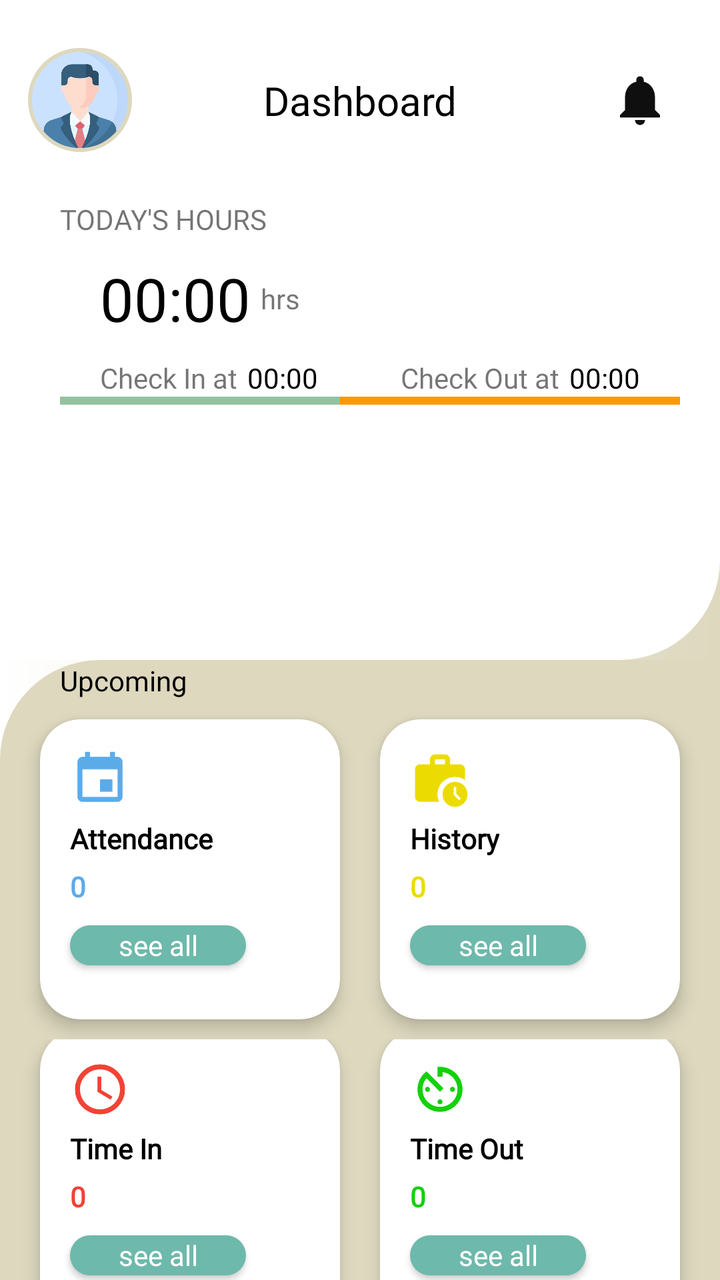
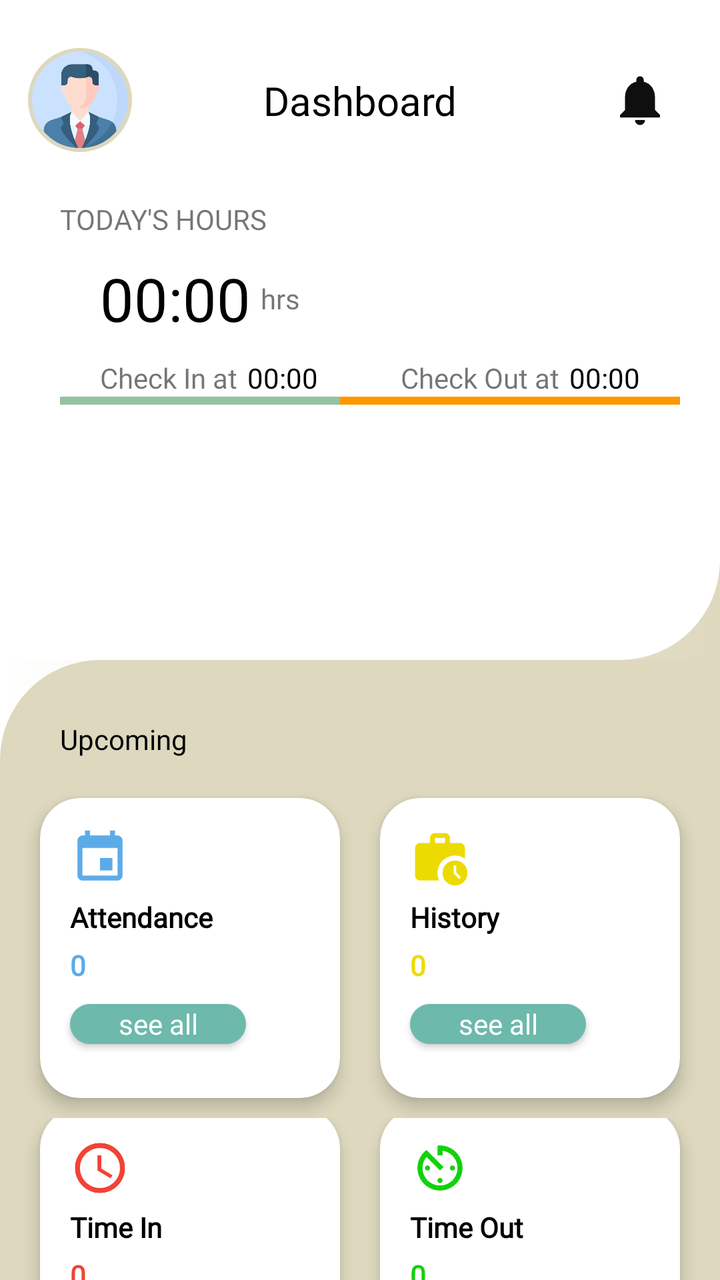

Two renders of the same Android screen: before a commit and after it. Below are the layout's source before the change and the commit's diff.
<!-- AndroidManifest.xml: application theme Theme.CDMRollHub -->
<!-- res/layout/fragment_home.xml -->
<?xml version="1.0" encoding="utf-8"?>
<FrameLayout xmlns:android="http://schemas.android.com/apk/res/android"
    xmlns:tools="http://schemas.android.com/tools"
    android:layout_width="match_parent"
    android:layout_height="match_parent"
    xmlns:app="http://schemas.android.com/apk/res-auto"
    tools:context=".dashboard.Home">

    <RelativeLayout
        android:layout_width="match_parent"
        android:layout_height="match_parent"
        android:background="@drawable/dashboard_middle_background">

        <LinearLayout
            android:id="@+id/top_background"
            android:layout_width="match_parent"
            android:layout_height="330dp"
            android:background="@drawable/dashboard_top_background"
            android:layout_alignParentTop="true"
            android:gravity="center"
            android:orientation="vertical">

            <LinearLayout
                android:layout_width="match_parent"
                android:layout_height="match_parent"
                android:orientation="vertical">

                <androidx.constraintlayout.widget.ConstraintLayout
                    android:layout_width="match_parent"
                    android:layout_height="wrap_content"
                    android:layout_marginTop="20dp">

                    <com.google.android.material.imageview.ShapeableImageView
                        android:id="@+id/profilePic"
                        android:layout_width="60dp"
                        android:layout_height="60dp"
                        android:layout_marginStart="10dp"
                        android:clickable="true"
                        android:focusable="true"
                        android:padding="5dp"
                        android:scaleType="centerCrop"
                        android:src="@drawable/profile_icon"
                        app:layout_constraintStart_toStartOf="parent"
                        app:layout_constraintTop_toTopOf="parent"
                        app:layout_constraintBottom_toBottomOf="parent"
                        app:shapeAppearanceOverlay="@style/circular"
                        app:strokeColor="@color/brown"
                        app:strokeWidth="2dp"
                        tools:ignore="SpeakableTextPresentCheck" />

                    <TextView
                        android:id="@+id/dashboardNameText"
                        android:layout_width="wrap_content"
                        android:layout_height="wrap_content"
                        android:text="Dashboard"
                        android:fontFamily="@font/poppins_bold"
                        android:textColor="@color/black"
                        android:textSize="20dp"
                        android:layout_marginStart="10dp"
                        android:layout_marginEnd="10dp"
                        app:layout_constraintTop_toTopOf="parent"
                        app:layout_constraintBottom_toBottomOf="parent"
                        app:layout_constraintStart_toEndOf="@+id/profilePic"
                        app:layout_constraintEnd_toStartOf="@+id/notificationBttn"/>

                    <ImageView
                        android:id="@+id/notificationBttn"
                        android:layout_width="60dp"
                        android:layout_height="30dp"
                        android:src="@drawable/baseline_notifications_24"
                        app:layout_constraintTop_toTopOf="parent"
                        app:layout_constraintBottom_toBottomOf="parent"
                        app:layout_constraintEnd_toEndOf="parent"
                        android:layout_marginEnd="10dp"/>

                </androidx.constraintlayout.widget.ConstraintLayout>

                <androidx.constraintlayout.widget.ConstraintLayout
                    android:layout_width="match_parent"
                    android:layout_height="wrap_content"
                    android:layout_marginTop="20dp">

                    <LinearLayout
                        android:id="@+id/linView"
                        android:layout_width="match_parent"
                        android:layout_height="wrap_content"
                        app:layout_constraintTop_toTopOf="parent"
                        app:layout_constraintStart_toStartOf="parent"
                        app:layout_constraintEnd_toEndOf="parent"
                        android:orientation="vertical"
                        android:layout_marginStart="30dp"
                        android:layout_marginEnd="20dp"
                        android:layout_marginBottom="10dp">

                        <TextView
                            android:layout_width="wrap_content"
                            android:layout_height="wrap_content"
                            android:text="TODAY'S HOURS"
                            android:fontFamily="@font/poppins_bold"/>

                        <androidx.constraintlayout.widget.ConstraintLayout
                            android:layout_width="match_parent"
                            android:layout_height="wrap_content">

                            <TextView
                                android:id="@+id/hours"
                                android:layout_width="wrap_content"
                                android:layout_height="wrap_content"
                                android:text="00:00"
                                android:textColor="@color/black"
                                android:fontFamily="@font/poppins_bold"
                                android:textSize="30dp"
                                app:layout_constraintTop_toTopOf="parent"
                                app:layout_constraintBottom_toBottomOf="parent"
                                app:layout_constraintStart_toStartOf="parent"
                                android:layout_marginStart="20dp"
                                android:layout_marginTop="10dp"/>

                            <TextView
                                android:layout_width="wrap_content"
                                android:layout_height="wrap_content"
                                android:text="hrs"
                                android:fontFamily="@font/poppins"
                                android:layout_marginStart="5dp"
                                app:layout_constraintTop_toTopOf="parent"
                                app:layout_constraintBottom_toBottomOf="parent"
                                app:layout_constraintStart_toEndOf="@+id/hours"
                                android:layout_marginTop="10dp"/>
                        </androidx.constraintlayout.widget.ConstraintLayout>

                        <androidx.constraintlayout.widget.ConstraintLayout
                            android:layout_width="match_parent"
                            android:layout_height="wrap_content">

                            <TextView
                                android:id="@+id/checkInText"
                                android:layout_width="wrap_content"
                                android:layout_height="wrap_content"
                                android:text="Check In at"
                                android:fontFamily="@font/poppins"
                                app:layout_constraintTop_toTopOf="parent"
                                app:layout_constraintBottom_toBottomOf="parent"
                                app:layout_constraintStart_toStartOf="parent"
                                android:layout_marginStart="20dp"
                                android:layout_marginTop="10dp"/>

                            <TextView
                                android:id="@+id/checkInTime"
                                android:layout_width="wrap_content"
                                android:layout_height="wrap_content"
                                android:text="00:00"
                                android:textColor="@color/black"
                                android:fontFamily="@font/poppins_bold"
                                app:layout_constraintTop_toTopOf="parent"
                                app:layout_constraintBottom_toBottomOf="parent"
                                app:layout_constraintStart_toEndOf="@+id/checkInText"
                                android:layout_marginStart="5dp"
                                android:layout_marginTop="10dp"/>

                            <TextView
                                android:id="@+id/checkOutText"
                                android:layout_width="wrap_content"
                                android:layout_height="wrap_content"
                                android:text="Check Out at"
                                android:fontFamily="@font/poppins"
                                app:layout_constraintTop_toTopOf="parent"
                                app:layout_constraintBottom_toBottomOf="parent"
                                app:layout_constraintEnd_toStartOf="@+id/checkOutTime"
                                android:layout_marginEnd="5dp"
                                android:layout_marginTop="10dp"/>

                            <TextView
                                android:id="@+id/checkOutTime"
                                android:layout_width="wrap_content"
                                android:layout_height="wrap_content"
                                android:text="00:00"
                                android:textColor="@color/black"
                                android:fontFamily="@font/poppins_bold"
                                app:layout_constraintTop_toTopOf="parent"
                                app:layout_constraintBottom_toBottomOf="parent"
                                app:layout_constraintEnd_toEndOf="parent"
                                android:layout_marginEnd="20dp"
                                android:layout_marginTop="10dp"/>
                        </androidx.constraintlayout.widget.ConstraintLayout>

                        <androidx.constraintlayout.widget.ConstraintLayout
                            android:layout_width="match_parent"
                            android:layout_height="wrap_content">

                            <com.google.android.material.progressindicator.LinearProgressIndicator
                                android:layout_width="170dp"
                                android:layout_height="wrap_content"
                                app:trackColor="@color/light_green"
                                app:layout_constraintTop_toTopOf="parent"
                                app:layout_constraintBottom_toBottomOf="parent"
                                app:layout_constraintStart_toStartOf="parent"/>

                            <com.google.android.material.progressindicator.LinearProgressIndicator
                                android:layout_width="170dp"
                                android:layout_height="wrap_content"
                                app:trackColor="@color/orange"
                                app:layout_constraintTop_toTopOf="parent"
                                app:layout_constraintBottom_toBottomOf="parent"
                                app:layout_constraintEnd_toEndOf="parent"/>
                        </androidx.constraintlayout.widget.ConstraintLayout>
                    </LinearLayout>
                </androidx.constraintlayout.widget.ConstraintLayout>
            </LinearLayout>

        </LinearLayout>

        <LinearLayout
            android:layout_width="match_parent"
            android:layout_height="wrap_content"
            android:layout_below="@+id/top_background"
            android:layout_alignParentBottom="true"
            android:layout_marginTop="0dp"
            android:background="@drawable/dashboard_bottom_background"
            android:orientation="vertical">

            <androidx.constraintlayout.widget.ConstraintLayout
                android:layout_width="match_parent"
                android:layout_height="match_parent">

                <TextView
                    android:id="@+id/upcomingText"
                    android:layout_width="wrap_content"
                    android:layout_height="wrap_content"
                    android:text="Upcoming"
                    android:textColor="@color/black"
                    android:fontFamily="@font/poppins_bold"
                    android:layout_marginTop="20dp"
                    android:layout_marginStart="30dp"
                    app:layout_constraintTop_toTopOf="parent"
                    app:layout_constraintBottom_toTopOf="@+id/linearUpcoming"
                    app:layout_constraintStart_toStartOf="parent"/>

                <LinearLayout
                    android:id="@+id/linearUpcoming"
                    android:layout_width="match_parent"
                    android:layout_height="wrap_content"
                    app:layout_constraintTop_toBottomOf="@+id/upcomingText"
                    app:layout_constraintBottom_toBottomOf="parent"
                    app:layout_constraintStart_toStartOf="parent"
                    app:layout_constraintEnd_toEndOf="parent"
                    android:orientation="vertical">

                    <LinearLayout
                        android:layout_width="match_parent"
                        android:layout_height="wrap_content"
                        android:layout_gravity="center"
                        android:gravity="center"
                        android:orientation="horizontal">

                        <androidx.cardview.widget.CardView
                            android:layout_width="150dp"
                            android:layout_height="150dp"
                            android:layout_margin="10dp"
                            android:background="#f8f8f8"
                            app:cardCornerRadius="20dp"
                            app:cardElevation="5dp">

                            <LinearLayout
                                android:layout_width="match_parent"
                                android:layout_height="match_parent"
                                android:orientation="vertical"
                                tools:ignore="UseCompoundDrawables">

                                <ImageView
                                    android:layout_width="30dp"
                                    android:layout_height="30dp"
                                    android:src="@drawable/baseline_event_24"
                                    android:tint="#5CABE9"
                                    android:layout_marginTop="15dp"
                                    android:layout_marginStart="15dp"
                                    tools:ignore="UseAppTint" />

                                <TextView
                                    android:layout_width="wrap_content"
                                    android:layout_height="wrap_content"
                                    android:text="Attendance"
                                    android:fontFamily="@font/poppins_bold"
                                    android:textColor="@color/black"
                                    android:textStyle="bold"
                                    android:layout_marginTop="5dp"
                                    android:layout_marginStart="15dp"
                                    android:layout_marginEnd="15dp"/>

                                <TextView
                                    android:layout_width="wrap_content"
                                    android:layout_height="wrap_content"
                                    android:text="0"
                                    android:fontFamily="@font/poppins_bold"
                                    android:textColor="#5CABE9"
                                    android:textStyle="bold"
                                    android:layout_marginTop="5dp"
                                    android:layout_marginStart="15dp"/>

                                <androidx.appcompat.widget.AppCompatButton
                                    android:id="@+id/eventsBttn"
                                    android:layout_width="wrap_content"
                                    android:layout_height="20dp"
                                    android:layout_marginStart="15dp"
                                    android:layout_marginTop="10dp"
                                    android:layout_marginBottom="10dp"
                                    android:background="@drawable/btn_login"
                                    android:fontFamily="@font/poppins"
                                    android:text="see all"
                                    android:textAllCaps="false"
                                    android:textColor="@color/white"
                                    tools:ignore="TouchTargetSizeCheck" />

                            </LinearLayout>

                        </androidx.cardview.widget.CardView>

                        <androidx.cardview.widget.CardView
                            android:layout_width="150dp"
                            android:layout_height="150dp"
                            android:layout_margin="10dp"
                            android:background="#f8f8f8"
                            app:cardCornerRadius="20dp"
                            app:cardElevation="5dp">

                            <LinearLayout
                                android:layout_width="match_parent"
                                android:layout_height="match_parent"
                                android:orientation="vertical"
                                tools:ignore="UseCompoundDrawables">

                                <ImageView
                                    android:layout_width="30dp"
                                    android:layout_height="30dp"
                                    android:tint="#ECDB00"
                                    android:src="@drawable/baseline_work_history_24"
                                    android:layout_marginTop="15dp"
                                    android:layout_marginStart="15dp"
                                    tools:ignore="UseAppTint" />

                                <TextView
                                    android:layout_width="wrap_content"
                                    android:layout_height="wrap_content"
                                    android:text="History"
                                    android:fontFamily="@font/poppins_bold"
                                    android:textColor="@color/black"
                                    android:textStyle="bold"
                                    android:layout_marginTop="5dp"
                                    android:layout_marginStart="15dp"/>

                                <TextView
                                    android:layout_width="wrap_content"
                                    android:layout_height="wrap_content"
                                    android:text="0"
                                    android:fontFamily="@font/poppins_bold"
                                    android:textColor="#ECDB00"
                                    android:textStyle="bold"
                                    android:layout_marginTop="5dp"
                                    android:layout_marginStart="15dp"/>

                                <androidx.appcompat.widget.AppCompatButton
                                    android:id="@+id/holidayBttn"
                                    android:layout_width="wrap_content"
                                    android:layout_height="20dp"
                                    android:layout_marginStart="15dp"
                                    android:layout_marginTop="10dp"
                                    android:layout_marginBottom="10dp"
                                    android:background="@drawable/btn_login"
                                    android:fontFamily="@font/poppins"
                                    android:text="see all"
                                    android:textAllCaps="false"
                                    android:textColor="@color/white"
                                    tools:ignore="TouchTargetSizeCheck" />

                            </LinearLayout>

                        </androidx.cardview.widget.CardView>
                    </LinearLayout>

                    <LinearLayout
                        android:layout_width="match_parent"
                        android:layout_height="wrap_content"
                        android:layout_gravity="center"
                        android:gravity="center"
                        android:orientation="horizontal">

                        <androidx.cardview.widget.CardView
                            android:layout_width="150dp"
                            android:layout_height="150dp"
                            android:layout_margin="10dp"
                            android:background="#f8f8f8"
                            app:cardCornerRadius="20dp"
                            app:cardElevation="5dp">

                            <LinearLayout
                                android:layout_width="match_parent"
                                android:layout_height="match_parent"
                                android:orientation="vertical"
                                tools:ignore="UseCompoundDrawables">

                                <ImageView
                                    android:layout_width="30dp"
                                    android:layout_height="30dp"
                                    android:src="@drawable/baseline_access_time_24"
                                    android:layout_marginTop="15dp"
                                    android:layout_marginStart="15dp"/>

                                <TextView
                                    android:layout_width="wrap_content"
                                    android:layout_height="wrap_content"
                                    android:text="Time In"
                                    android:fontFamily="@font/poppins_bold"
                                    android:textColor="@color/black"
                                    android:textStyle="bold"
                                    android:layout_marginTop="5dp"
                                    android:layout_marginStart="15dp"/>

                                <TextView
                                    android:layout_width="wrap_content"
                                    android:layout_height="wrap_content"
                                    android:text="0"
                                    android:fontFamily="@font/poppins_bold"
                                    android:textColor="#F04336"
                                    android:textStyle="bold"
                                    android:layout_marginTop="5dp"
                                    android:layout_marginStart="15dp"/>

                                <androidx.appcompat.widget.AppCompatButton
                                    android:id="@+id/timeInBttn"
                                    android:layout_width="wrap_content"
                                    android:layout_height="20dp"
                                    android:layout_marginStart="15dp"
                                    android:layout_marginTop="10dp"
                                    android:layout_marginBottom="10dp"
                                    android:background="@drawable/btn_login"
                                    android:fontFamily="@font/poppins"
                                    android:text="see all"
                                    android:textAllCaps="false"
                                    android:textColor="@color/white"
                                    tools:ignore="TouchTargetSizeCheck" />

                            </LinearLayout>

                        </androidx.cardview.widget.CardView>

                        <androidx.cardview.widget.CardView
                            android:layout_width="150dp"
                            android:layout_height="150dp"
                            android:layout_margin="10dp"
                            android:background="#f8f8f8"
                            app:cardCornerRadius="20dp"
                            app:cardElevation="5dp">

                            <LinearLayout
                                android:layout_width="match_parent"
                                android:layout_height="match_parent"
                                android:orientation="vertical"
                                tools:ignore="UseCompoundDrawables">

                                <ImageView
                                    android:layout_width="30dp"
                                    android:layout_height="30dp"
                                    android:src="@drawable/baseline_av_timer_24"
                                    android:layout_marginTop="15dp"
                                    android:layout_marginStart="15dp"/>

                                <TextView
                                    android:layout_width="wrap_content"
                                    android:layout_height="wrap_content"
                                    android:text="Time Out"
                                    android:fontFamily="@font/poppins_bold"
                                    android:textColor="@color/black"
                                    android:textStyle="bold"
                                    android:layout_marginTop="5dp"
                                    android:layout_marginStart="15dp"/>

                                <TextView
                                    android:layout_width="wrap_content"
                                    android:layout_height="wrap_content"
                                    android:text="0"
                                    android:fontFamily="@font/poppins_bold"
                                    android:textColor="#12D10A"
                                    android:textStyle="bold"
                                    android:layout_marginTop="5dp"
                                    android:layout_marginStart="15dp"/>

                                <androidx.appcompat.widget.AppCompatButton
                                    android:id="@+id/timeOutBttn"
                                    android:layout_width="wrap_content"
                                    android:layout_height="20dp"
                                    android:layout_marginStart="15dp"
                                    android:layout_marginTop="10dp"
                                    android:layout_marginBottom="10dp"
                                    android:background="@drawable/btn_login"
                                    android:fontFamily="@font/poppins"
                                    android:text="see all"
                                    android:textAllCaps="false"
                                    android:textColor="@color/white"
                                    tools:ignore="TouchTargetSizeCheck" />

                            </LinearLayout>

                        </androidx.cardview.widget.CardView>
                    </LinearLayout>
                </LinearLayout>
            </androidx.constraintlayout.widget.ConstraintLayout>

        </LinearLayout>

    </RelativeLayout>

</FrameLayout>
<!-- resources referenced by this layout -->
<resources>
  <color name="black">#FF000000</color>
  <color name="brown">#DDD8BE</color>
  <color name="light_green">#94C29E</color>
  <color name="orange">#FF9800</color>
  <color name="white">#FFFFFFFF</color>
  <!-- drawable baseline_event_24 (drawable) -->
  <vector xmlns:android="http://schemas.android.com/apk/res/android" android:height="24dp" android:tint="#EEDC00" android:viewportHeight="24" android:viewportWidth="24" android:width="24dp">
        
      <path android:fillColor="@android:color/white" android:pathData="M17,12h-5v5h5v-5zM16,1v2L8,3L8,1L6,1v2L5,3c-1.11,0 -1.99,0.9 -1.99,2L3,19c0,1.1 0.89,2 2,2h14c1.1,0 2,-0.9 2,-2L21,5c0,-1.1 -0.9,-2 -2,-2h-1L18,1h-2zM19,19L5,19L5,8h14v11z"/>
      
  </vector>
  <!-- drawable baseline_notifications_24 (drawable) -->
  <vector xmlns:android="http://schemas.android.com/apk/res/android" android:height="24dp" android:tint="#100F0F" android:viewportHeight="24" android:viewportWidth="24" android:width="24dp">
        
      <path android:fillColor="@android:color/white" android:pathData="M12,22c1.1,0 2,-0.9 2,-2h-4c0,1.1 0.89,2 2,2zM18,16v-5c0,-3.07 -1.64,-5.64 -4.5,-6.32L13.5,4c0,-0.83 -0.67,-1.5 -1.5,-1.5s-1.5,0.67 -1.5,1.5v0.68C7.63,5.36 6,7.92 6,11v5l-2,2v1h16v-1l-2,-2z"/>
      
  </vector>
  <!-- drawable btn_login (drawable) -->
  <?xml version="1.0" encoding="utf-8"?>
  <ripple xmlns:android="http://schemas.android.com/apk/res/android"
      android:color="@color/black">
      <item>
          <shape android:shape="rectangle">
              <corners android:radius="10sp"/>
              <solid android:color="@color/lime_green"/>
          </shape>
      </item>
  </ripple>
  <!-- drawable dashboard_bottom_background (drawable) -->
  <?xml version="1.0" encoding="utf-8"?>
  <shape android:shape="rectangle" xmlns:android="http://schemas.android.com/apk/res/android">
      <solid
          android:color="@color/brown" />
      <corners
          android:topLeftRadius="50dp"/>
  </shape>
  <!-- drawable dashboard_middle_background (drawable) -->
  <?xml version="1.0" encoding="utf-8"?>
  <shape android:shape="rectangle" xmlns:android="http://schemas.android.com/apk/res/android">
      <gradient
          android:type="linear"
          android:startColor="@color/white"
          android:endColor="@color/brown">
      </gradient>
  </shape>
  <!-- drawable dashboard_top_background (drawable) -->
  <?xml version="1.0" encoding="utf-8"?>
  <shape android:shape="rectangle" xmlns:android="http://schemas.android.com/apk/res/android">
      <solid
          android:color="@color/white" />
      <corners
          android:bottomRightRadius="50dp"/>
  </shape>
  <style name="circular" parent="">
          <item name="cornerFamily">rounded</item>
          <item name="cornerSize">50%</item>
      </style>
  <style name="Theme.CDMRollHub" parent="Base.Theme.CDMRollHub" />
  <color name="lime_green">#6DB9AB</color>
  <style name="Base.Theme.CDMRollHub" parent="Theme.MaterialComponents.DayNight.NoActionBar">
          
          <item name="colorPrimary">@color/black</item>
          <item name="colorPrimaryVariant">@color/black</item>
          <item name="colorOnPrimary">@color/red</item>
          
          <item name="colorSecondary">@color/white</item>
          <item name="colorSecondaryVariant">@color/dark_green</item>
          <item name="colorOnSecondary">@color/red</item>
          
          <item name="android:statusBarColor">?attr/colorPrimaryVariant</item>
      </style>
  <color name="red">#EF233C</color>
  <color name="dark_green">#2A5E35</color>
  <!-- unchanged entries left out for length: 4 -->
</resources>

<!-- the commit's change to res/layout/fragment_home.xml (unified diff, before → after) -->
@@ -229,7 +229,7 @@
                     android:text="Upcoming"
                     android:textColor="@color/black"
                     android:fontFamily="@font/poppins_bold"
-                    android:layout_marginTop="20dp"
+                    android:layout_marginTop="30dp"
                     android:layout_marginStart="30dp"
                     app:layout_constraintTop_toTopOf="parent"
                     app:layout_constraintBottom_toTopOf="@+id/linearUpcoming"
@@ -239,8 +239,8 @@
                     android:id="@+id/linearUpcoming"
                     android:layout_width="match_parent"
                     android:layout_height="wrap_content"
+                    android:layout_marginTop="10dp"
                     app:layout_constraintTop_toBottomOf="@+id/upcomingText"
-                    app:layout_constraintBottom_toBottomOf="parent"
                     app:layout_constraintStart_toStartOf="parent"
                     app:layout_constraintEnd_toEndOf="parent"
                     android:orientation="vertical">
